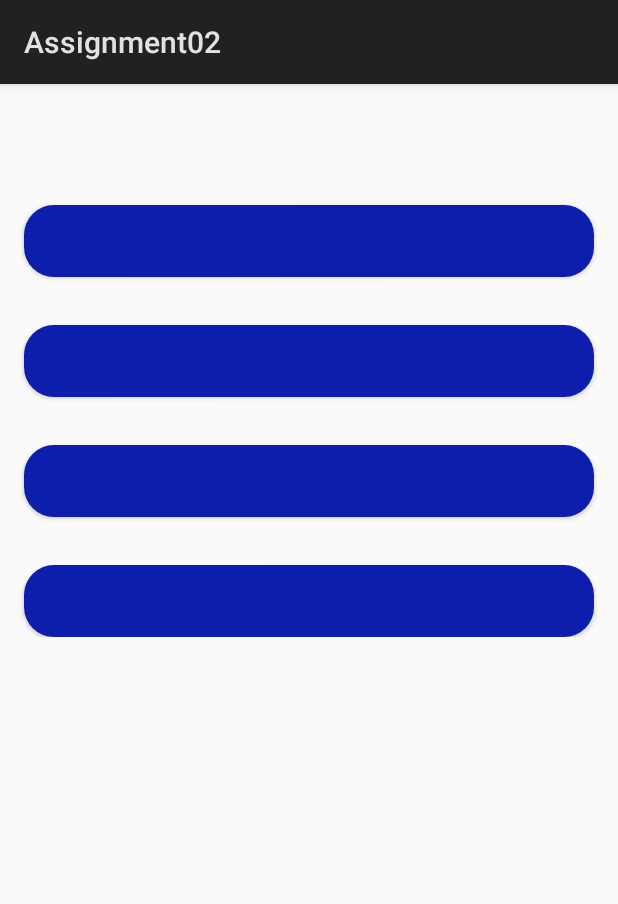
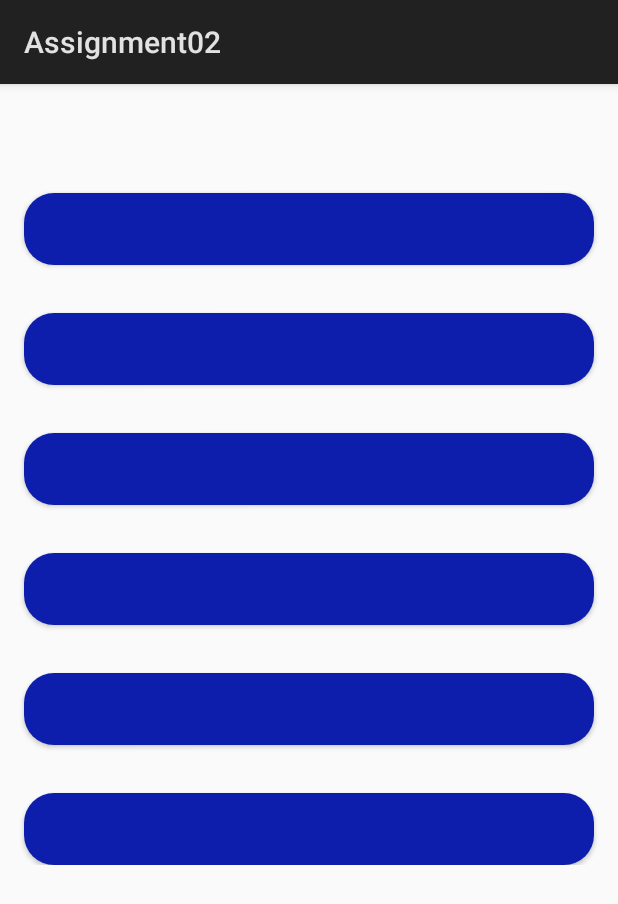
Before and after one commit to Larmstrong1626/Assignment_2, an Android app: the screen it shows after launch (MainActivity), on a phone screen of 412 x 824 dp. Shown: the top 904 px of the screen. Run offline under Robolectric (Android 15) with nearby library versions, the phone set to English and light mode, and no system bars.

Commit message:
Main screen layout buttons

```diff
--- a/app/src/main/AndroidManifest.xml
+++ b/app/src/main/AndroidManifest.xml
@@ -16,6 +16,9 @@
                 <category android:name="android.intent.category.LAUNCHER" />
             </intent-filter>
         </activity>
+        <activity
+            android:name=".AboutActivity"
+            android:label="@string/title_activity_about"></activity>
     </application>
 
 </manifest>
--- a/app/src/main/res/layout/activity_main.xml
+++ b/app/src/main/res/layout/activity_main.xml
@@ -7,49 +7,52 @@
 
     tools:context=".MainActivity">
 
-    <ImageView
-        android:id="@+id/ttt_image"
-        android:layout_width="match_parent"
-        android:layout_height="wrap_content"
-        android:layout_marginBottom="8dp"
-        android:layout_marginEnd="8dp"
-        android:layout_marginStart="8dp"
-
-        app:layout_constraintBottom_toBottomOf="parent"
-        app:layout_constraintEnd_toEndOf="parent"
-        app:layout_constraintStart_toStartOf="parent"
-        app:layout_constraintTop_toTopOf="parent" />
-
     <ScrollView
         android:layout_width="match_parent"
         android:layout_height="match_parent"
         android:layout_marginBottom="8dp"
         android:layout_marginEnd="8dp"
         android:layout_marginStart="8dp"
-        android:layout_marginTop="8dp"
         app:layout_constraintBottom_toBottomOf="parent"
         app:layout_constraintEnd_toEndOf="parent"
-        app:layout_constraintStart_toStartOf="parent"
-        app:layout_constraintTop_toTopOf="@+id/ttt_image">
+        app:layout_constraintStart_toStartOf="parent">
 
         <LinearLayout
             android:layout_width="match_parent"
-            android:layout_height="match_parent"
-            android:orientation="vertical" >
+            android:layout_height="wrap_content"
+            android:orientation="vertical">
 
             <TextView
                 android:id="@+id/welcome_txt"
-                android:layout_width="match_parent"
+                android:layout_width="wrap_content"
                 android:layout_height="wrap_content"
                 android:layout_marginEnd="8dp"
                 android:layout_marginStart="8dp"
                 android:layout_marginTop="8dp"
 
 
-                android:textSize="24dp"
+                android:textSize="24sp"
                 app:layout_constraintEnd_toEndOf="parent"
                 app:layout_constraintStart_toStartOf="parent"
-                app:layout_constraintTop_toTopOf="parent" />
+                app:layout_constraintTop_toTopOf="parent"
+                tools:text="Welcome to Simon Variations" />
+
+            <Button
+                android:id="@+id/play_btn"
+                android:layout_width="match_parent"
+
+                android:layout_height="wrap_content"
+                android:layout_marginEnd="8dp"
+                android:layout_marginStart="8dp"
+                android:layout_marginTop="32dp"
+                android:background="@drawable/buttons"
+
+
+                android:textColor="@android:color/white"
+                app:layout_constraintEnd_toEndOf="parent"
+                app:layout_constraintStart_toStartOf="parent"
+                app:layout_constraintTop_toBottomOf="@+id/welcome_txt"
+                tools:text="Play The Original" />
 
             <Button
                 android:id="@+id/play_btn2"
@@ -65,10 +68,11 @@
                 android:textColor="@android:color/white"
                 app:layout_constraintEnd_toEndOf="parent"
                 app:layout_constraintStart_toStartOf="parent"
-                app:layout_constraintTop_toBottomOf="@+id/welcome_txt" />
+                app:layout_constraintTop_toBottomOf="@+id/welcome_txt"
+                tools:text="Variant1" />
 
             <Button
-                android:id="@+id/play_btn"
+                android:id="@+id/play_btn3"
                 android:layout_width="match_parent"
 
                 android:layout_height="wrap_content"
@@ -81,7 +85,25 @@
                 android:textColor="@android:color/white"
                 app:layout_constraintEnd_toEndOf="parent"
                 app:layout_constraintStart_toStartOf="parent"
-                app:layout_constraintTop_toBottomOf="@+id/play_btn2" />
+                app:layout_constraintTop_toBottomOf="@+id/play_btn2"
+                tools:text="Variant2" />
+
+            <Button
+                android:id="@+id/play_btn4"
+                android:layout_width="match_parent"
+
+                android:layout_height="wrap_content"
+                android:layout_marginEnd="8dp"
+                android:layout_marginStart="8dp"
+                android:layout_marginTop="32dp"
+                android:background="@drawable/buttons"
+
+
+                android:textColor="@android:color/white"
+                app:layout_constraintEnd_toEndOf="parent"
+                app:layout_constraintStart_toStartOf="parent"
+                app:layout_constraintTop_toBottomOf="@+id/play_btn2"
+                tools:text="Variant3" />
 
             <Button
                 android:id="@+id/more_btn"
@@ -96,7 +118,8 @@
                 android:textColor="@android:color/white"
                 app:layout_constraintEnd_toEndOf="parent"
                 app:layout_constraintStart_toStartOf="parent"
-                app:layout_constraintTop_toBottomOf="@+id/play_btn" />
+                app:layout_constraintTop_toBottomOf="@+id/play_btn2"
+                tools:text="Rules" />
 
             <Button
                 android:id="@+id/about_btn"
--- a/app/src/main/res/values/strings.xml
+++ b/app/src/main/res/values/strings.xml
@@ -1,3 +1,4 @@
 <resources>
     <string name="app_name">Assignment02</string>
+    <string name="title_activity_about">AboutActivity</string>
 </resources>
```
Also changed, not shown: app/src/main/java/com/oc/assignment02/AboutActivity.java (added, +31 -0 lines), app/src/main/res/layout/activity_about.xml (added, +67 -0 lines).
